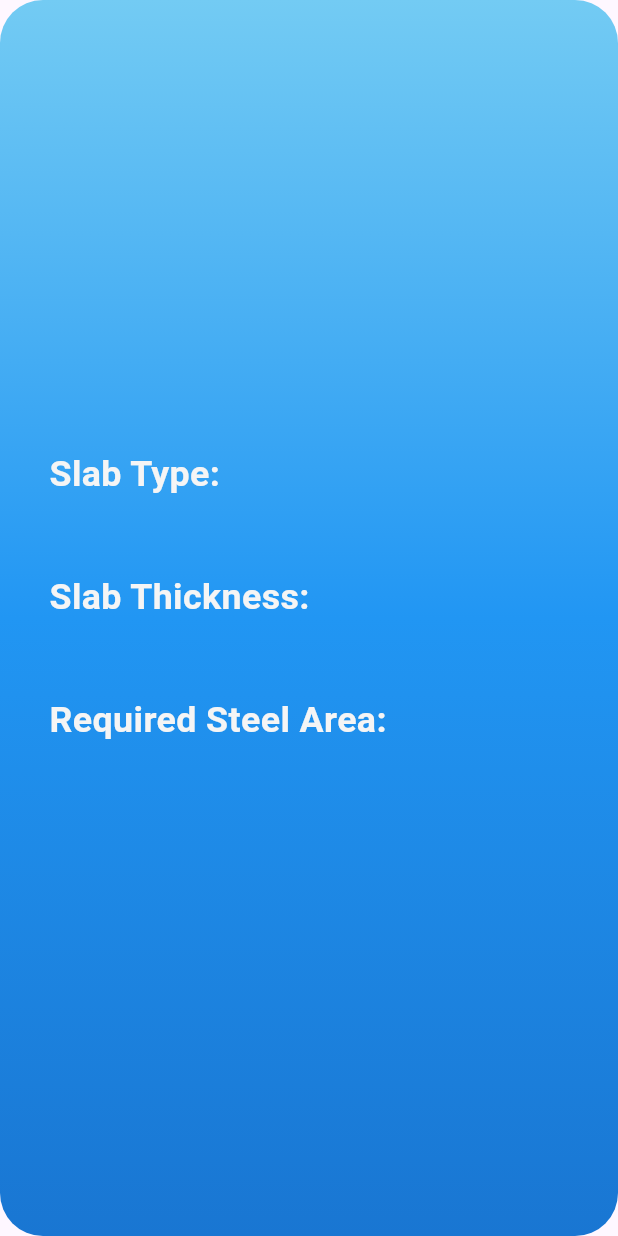
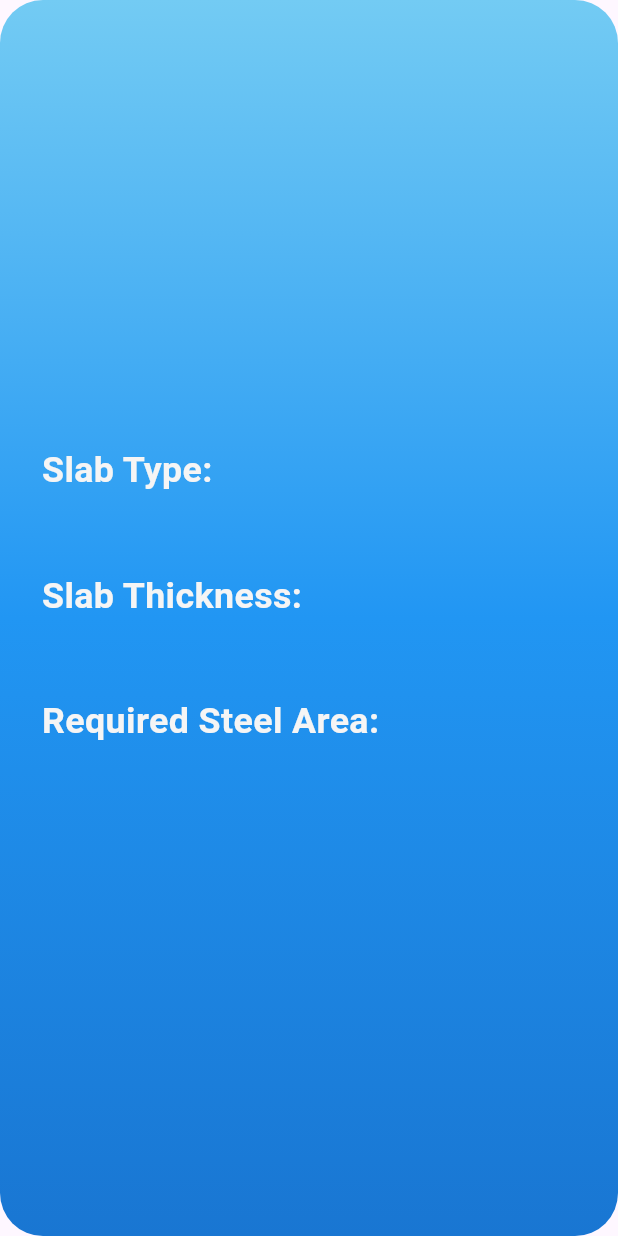
Before and after one commit to Hazem-0/Structural-Slab-Validator, a Flutter app: the OutputCard widget shown alone on an empty page, opened directly, on a phone screen of 412 x 824 dp. Run offline on Flutter 3.47's test engine with Material 3 defaults, Android fonts, the phone set to English and light mode, and no system bars; our stand-ins replace flutter_riverpod, flutter_screenutil.

Commit message:
code formatting and fixes

```diff
--- a/lib/main.dart
+++ b/lib/main.dart
@@ -20,7 +20,7 @@ class MyApp extends StatelessWidget {
       designSize: const Size(360, 690),
       minTextAdapt: true,
       splitScreenMode: true,
-      builder: (_,child)=> const MaterialApp(
+      builder: (_, child) => const MaterialApp(
         debugShowCheckedModeBanner: false,
         title: 'ٍSolid Slab Design',
         home: SSVScreen(),
--- a/lib/theme/styles.dart
+++ b/lib/theme/styles.dart
@@ -1,5 +1,4 @@
 import 'package:flutter/material.dart';
-import 'package:flutter/widgets.dart';
 import 'package:flutter_screenutil/flutter_screenutil.dart';
 import 'app_colors.dart';
 
@@ -41,5 +40,6 @@ class Styles {
         color: AppColors.surfaceLight,
         fontWeight: FontWeight.bold,
       );
-  static EdgeInsets get paddingLeft20Top10 => EdgeInsets.only(left: 20.w, top: 10.h);
+  static EdgeInsets get paddingLeft20Top10 =>
+      EdgeInsets.only(left: 20.w, top: 10.h);
 }
--- a/lib/widgets/output_card.dart
+++ b/lib/widgets/output_card.dart
@@ -15,7 +15,7 @@ class OutputCard extends ConsumerWidget {
       alignment: Alignment.center,
       decoration: Styles.boxDecoration,
       child: GridView.count(
-        padding: const EdgeInsets.all(10),
+        padding: const EdgeInsets.all(5),
         shrinkWrap: true,
         physics: const NeverScrollableScrollPhysics(),
         crossAxisCount:
```
Also changed, not shown: lib/screens/structural_slab_validator_screen.dart (+6 -6 lines), lib/providers/validation.dart (line endings or trailing spaces), lib/theme/app_colors.dart (line endings or trailing spaces).
